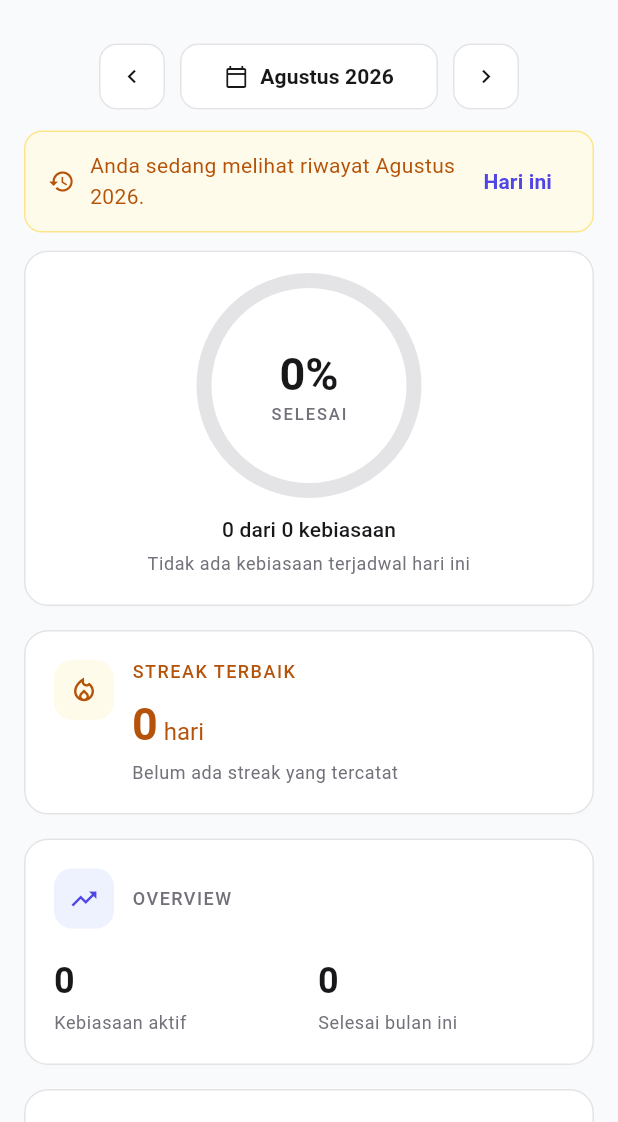
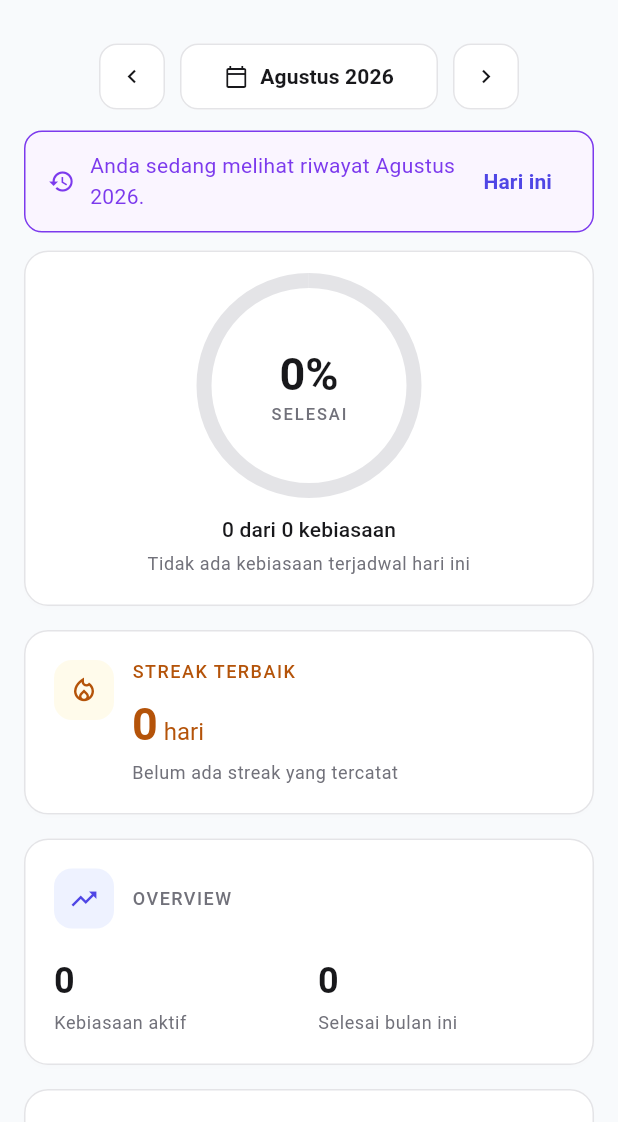
Before and after one commit to fadd3079-prog/Prokopa, a Flutter app: the DashboardContent screen opened directly with empty values, after a tap on the "chevron left" icon, on a phone screen of 412 x 824 dp, the part 114-1236 px from its top. Run offline on Flutter 3.47's test engine with Material 3 defaults, Android fonts, the phone set to English and light mode, and no system bars; our stand-ins replace file_picker, flutter_local_notifications, flutter_secure_storage, flutter_svg, flutter_timezone, local_auth and 3 more; accounts and stored records are empty.

Commit message:
fix color inconsistency in dark&light mode

```diff
--- a/lib/src/app/app_components.dart
+++ b/lib/src/app/app_components.dart
@@ -308,14 +308,14 @@ class _MonthPickerState extends State<_MonthPicker> {
                       child: Ink(
                         decoration: BoxDecoration(
                           color: isSelected
-                              ? AppColors.indigo600
+                              ? theme.colorScheme.primary
                               : isCurrent
-                              ? AppColors.indigo50
+                              ? theme.colorScheme.primaryContainer
                               : Colors.transparent,
                           borderRadius: AppRadius.mdBorder,
                           border: Border.all(
                             color: isCurrent && !isSelected
-                                ? AppColors.indigo200
+                                ? theme.colorScheme.primary
                                 : Colors.transparent,
                           ),
                         ),
@@ -324,9 +324,9 @@ class _MonthPickerState extends State<_MonthPicker> {
                             shortMonths[index],
                             style: theme.textTheme.labelMedium?.copyWith(
                               color: isSelected
-                                  ? Colors.white
+                                  ? theme.colorScheme.onPrimary
                                   : isCurrent
-                                  ? AppColors.indigo700
+                                  ? theme.colorScheme.onPrimaryContainer
                                   : theme.colorScheme.onSurface,
                             ),
                           ),
@@ -353,7 +353,9 @@ class HistoricalMonthBanner extends StatelessWidget {
   Widget build(BuildContext context) {
     return ListenableBuilder(
       listenable: controller,
-      builder: (context, _) => AnimatedSize(
+      builder: (context, _) {
+        final scheme = Theme.of(context).colorScheme;
+        return AnimatedSize(
           duration: MediaQuery.disableAnimationsOf(context)
               ? Duration.zero
               : AppMotion.fast,
@@ -364,9 +366,9 @@ class HistoricalMonthBanner extends StatelessWidget {
                   liveRegion: true,
                   child: DecoratedBox(
                     decoration: BoxDecoration(
-                    color: AppColors.amber50,
+                      color: scheme.tertiaryContainer,
                       borderRadius: AppRadius.mdBorder,
-                    border: Border.all(color: AppColors.amber200),
+                      border: Border.all(color: scheme.tertiary),
                     ),
                     child: Padding(
                       padding: const EdgeInsetsDirectional.symmetric(
@@ -375,11 +377,11 @@ class HistoricalMonthBanner extends StatelessWidget {
                       ),
                       child: Row(
                         children: [
-                        const ExcludeSemantics(
+                          ExcludeSemantics(
                             child: Icon(
                               Icons.history,
                               size: 18,
-                            color: AppColors.amber700,
+                              color: scheme.onTertiaryContainer,
                             ),
                           ),
                           const SizedBox(width: 10),
@@ -387,7 +389,7 @@ class HistoricalMonthBanner extends StatelessWidget {
                             child: Text(
                               'Anda sedang melihat riwayat ${formatMonth(controller.displayedMonth)}.',
                               style: Theme.of(context).textTheme.bodyMedium
-                                ?.copyWith(color: AppColors.amber700),
+                                  ?.copyWith(color: scheme.onTertiaryContainer),
                             ),
                           ),
                           TextButton(
@@ -399,7 +401,8 @@ class HistoricalMonthBanner extends StatelessWidget {
                     ),
                   ),
                 ),
-      ),
+        );
+      },
     );
   }
 }
```
Also changed, not shown: lib/src/app/app_theme.dart (+12 -4 lines), lib/src/habits/dashboard_content.dart (+6 -7 lines), lib/src/habits/today_screen.dart (+14 -19 lines), lib/src/journal/journal_screen.dart (+15 -9 lines), lib/src/profile/profile_screen.dart (+6 -2 lines). Lines whose indentation alone changed are shown as unchanged.
